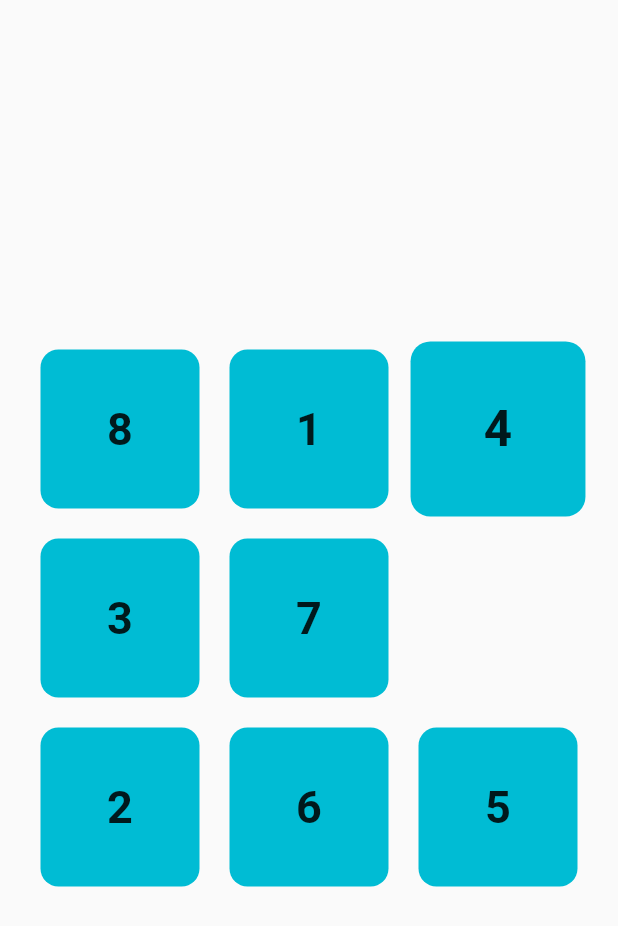
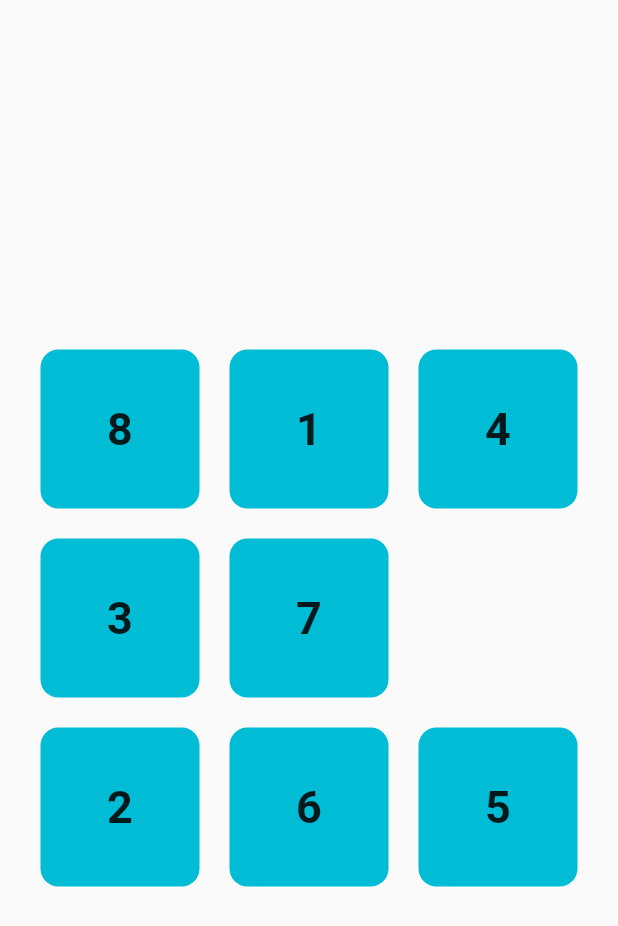
Before and after one commit to Roaa94/dashtronaut, a Flutter app: the screen it shows after launch, on a phone screen of 412 x 824 dp. Shown: the top 926 px of the screen. Run offline on Flutter 3.47's test engine with Material 2 defaults, Android fonts, the phone set to English and light mode, and no system bars; our stand-ins replace equatable.

Commit message:
scale up active tile only on web

```diff
--- a/lib/presentation/tile/widgets/tile_container.dart
+++ b/lib/presentation/tile/widgets/tile_container.dart
@@ -1,3 +1,4 @@
+import 'package:flutter/foundation.dart' show kIsWeb;
 import 'package:flutter/material.dart';
 import 'package:flutter_puzzle_hack/models/tile.dart';
 import 'package:flutter_puzzle_hack/presentation/providers/puzzle_provider.dart';
@@ -19,7 +20,7 @@ class TileContainer extends StatelessWidget {
       builder: (c, int activeTileValue, child) {
         // print('Rebuilt active tile $activeTileValue');
         return Transform.scale(
-          scale: activeTileValue == tile.value ? 1.1 : 1,
+          scale: activeTileValue == tile.value && kIsWeb ? 1.1 : 1,
           child: child,
         );
       },
```
